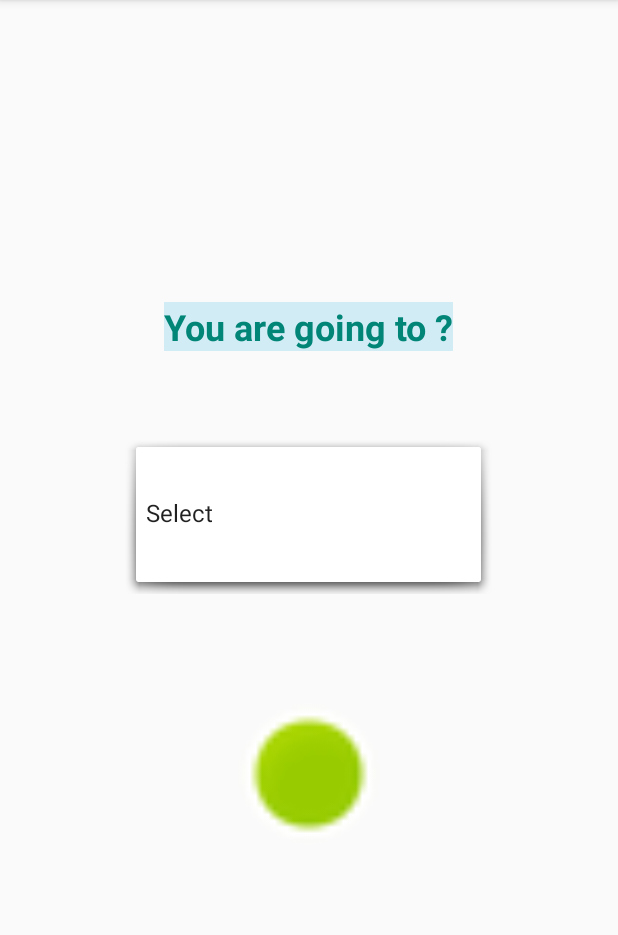
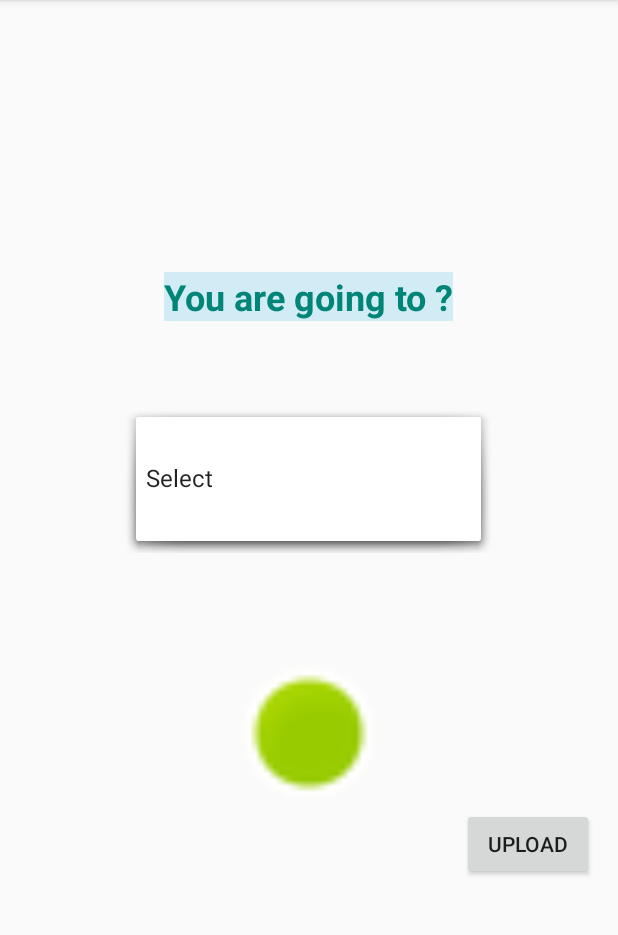
Before and after one commit to yuviabhi/DailyTracker, an Android app: the screen it shows after launch (StartActivity), on a phone screen of 412 x 824 dp, the part 84-1019 px from its top. Run offline under Robolectric (Android 15) with nearby library versions, the phone set to English and light mode, and no system bars.

Commit message:
# After Project Submit

```diff
--- a/app/build.gradle
+++ b/app/build.gradle
@@ -9,7 +9,7 @@ android {
         minSdkVersion 23
         targetSdkVersion 25
         versionCode 1
-        versionName "1.0"
+        versionName "1.1"
     }
     buildTypes {
         release {
--- a/app/src/main/java/com/abhisek/activitysensor/StartActivity.java
+++ b/app/src/main/java/com/abhisek/activitysensor/StartActivity.java
@@ -1,8 +1,8 @@
 package com.abhisek.activitysensor;
 
 import android.content.Intent;
+import android.os.Bundle;
 import android.support.v7.app.AppCompatActivity;
-import android.os.Bundle;
 import android.view.View;
 import android.widget.ArrayAdapter;
 import android.widget.Button;
@@ -11,8 +11,8 @@ import android.widget.Toast;
 
 public class StartActivity extends AppCompatActivity {
 
+    Button btn_upload;
     private String[] arraySpinner;
-
     private Button button_start;
 
     @Override
@@ -52,6 +52,19 @@ public class StartActivity extends AppCompatActivity {
             }
         });
 
+
+        btn_upload = (Button) findViewById(R.id.button_upload_data);
+
+        btn_upload.setOnClickListener(new View.OnClickListener() {
+            @Override
+            public void onClick(View v) {
+                Intent intent = new Intent(getApplicationContext(), FileUploadActivity.class);
+//                intent.putExtra("mode",mode);
+                startActivity(intent);
+            }
+        });
+
+
     }
 
     @Override
--- a/app/src/main/res/layout/activity_start.xml
+++ b/app/src/main/res/layout/activity_start.xml
@@ -3,64 +3,70 @@
     xmlns:tools="http://schemas.android.com/tools"
     android:layout_width="match_parent"
     android:layout_height="match_parent"
+    android:gravity="center_vertical|center|center_horizontal"
+    android:orientation="vertical"
     android:paddingBottom="@dimen/activity_vertical_margin"
     android:paddingLeft="@dimen/activity_horizontal_margin"
     android:paddingRight="@dimen/activity_horizontal_margin"
     android:paddingTop="@dimen/activity_vertical_margin"
-    tools:context="com.abhisek.activitysensor.StartActivity"
-    android:orientation="vertical"
-    android:gravity="center_vertical|center|center_horizontal"
-    android:weightSum="1">
+    android:weightSum="1"
+    tools:context="com.abhisek.activitysensor.StartActivity">
 
     <TextView
+        android:id="@+id/textView_mode"
         android:layout_width="wrap_content"
         android:layout_height="wrap_content"
-        android:textAppearance="?android:attr/textAppearanceLarge"
-        android:text="You are going to ?"
-        android:id="@+id/textView_mode"
         android:layout_above="@+id/spinner_mode"
         android:layout_centerHorizontal="true"
         android:layout_marginBottom="50dp"
+        android:background="@drawable/notification_template_icon_bg"
+        android:text="You are going to ?"
+        android:textAppearance="?android:attr/textAppearanceLarge"
+        android:textColor="@color/accent_material_light"
         android:textSize="@dimen/abc_text_size_headline_material"
-        android:textStyle="bold"
-        android:textColor="@color/accent_material_light"
-        android:background="@drawable/notification_template_icon_bg" />
+        android:textStyle="bold" />
 
     <Spinner
+        android:id="@+id/spinner_mode"
         android:layout_width="wrap_content"
         android:layout_height="wrap_content"
-        android:id="@+id/spinner_mode"
+        android:layout_centerHorizontal="true"
+        android:layout_centerVertical="true"
+        android:layout_marginTop="6dp"
+        android:layout_weight="0.16"
+        android:background="@drawable/abc_popup_background_mtrl_mult"
+        android:gravity="center_vertical"
         android:minWidth="246dp"
-        android:textSize="22sp"
         android:paddingLeft="6dp"
         android:paddingTop="6dp"
-        android:layout_marginTop="6dp"
+        android:spinnerMode="dialog"
+        android:textAlignment="center"
         android:textIsSelectable="false"
-        android:layout_centerVertical="true"
-        android:layout_centerHorizontal="true"
-        android:spinnerMode="dialog"
-        android:gravity="center_vertical"
-        android:textAlignment="center"
-        android:background="@drawable/abc_popup_background_mtrl_mult"
-        android:layout_weight="0.16" />
+        android:textSize="22sp" />
 
 
     <Button
+        android:id="@+id/button_start"
         android:layout_width="100dp"
         android:layout_height="100dp"
-        android:background="@android:drawable/presence_online"
-        android:text="Start"
-        android:id="@+id/button_start"
-        android:layout_marginTop="70dp"
         android:layout_below="@+id/spinner_mode"
         android:layout_centerHorizontal="true"
+        android:layout_gravity="center"
+        android:layout_marginTop="70dp"
+        android:background="@android:drawable/presence_online"
+        android:hint="Start"
+        android:text="Start"
+        android:textAlignment="center"
+        android:textAppearance="@color/abc_btn_colored_text_material"
         android:textColor="@color/abc_background_cache_hint_selector_material_light"
+        android:textColorLink="@color/abc_background_cache_hint_selector_material_light"
         android:textStyle="bold"
-        android:layout_gravity="center"
-        android:textAppearance="@color/abc_btn_colored_text_material"
-        android:textAlignment="center"
-        android:visibility="visible"
-        android:textColorLink="@color/abc_background_cache_hint_selector_material_light"
-        android:hint="Start"/>
+        android:visibility="visible" />
 
+    <Button
+        android:id="@+id/button_upload_data"
+        android:layout_width="wrap_content"
+        android:layout_height="wrap_content"
+        android:layout_gravity="right"
+        android:text="Upload" />
 </LinearLayout>
```
Also changed, not shown: app/src/main/java/com/abhisek/activitysensor/FileUploadActivity.java (+121 -7 lines), app/src/main/java/com/abhisek/activitysensor/MainActivity.java (+16 -11 lines), app/src/main/res/layout/activity_main.xml (+12 -11 lines).
